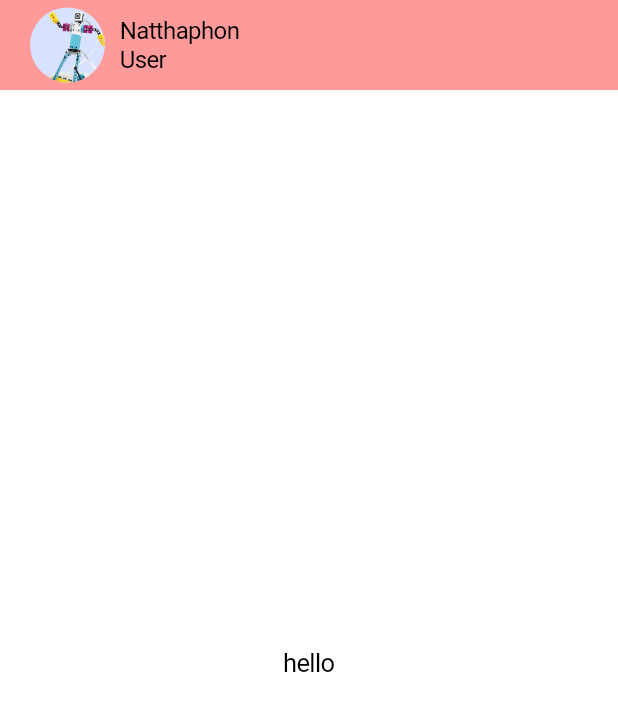
After one commit to natthaphonsitthibut/botbuilder, a Flutter app: the MainLayout screen opened directly, on a phone screen of 412 x 824 dp. The commit adds this screen. Shown: the top 711 px of the screen. Run offline on Flutter 3.47's test engine with Material 3 defaults, Android fonts, the phone set to English and light mode, and no system bars.

Commit message:
add main_layout

```diff
--- /dev/null
+++ b/lib/layouts/main_layout.dart
@@ -0,0 +1,44 @@
+import 'package:flutter/cupertino.dart';
+import 'package:flutter/material.dart';
+
+class MainLayout extends StatelessWidget {
+  final Widget child;
+  const MainLayout({super.key, required this.child});
+
+  TextStyle get barText => const TextStyle(fontSize: 16, color: Colors.black);
+
+  @override
+  Widget build(BuildContext context) {
+    return CupertinoPageScaffold(
+      child: SafeArea(
+        child: Column(
+          children: [
+            Container(
+              height: 60,
+              color: Color(0xFFFF9A9A),
+              child: Row(
+                children: [
+                  Padding(padding: EdgeInsets.only(left: 20)),
+                  CircleAvatar(
+                    radius: 25,
+                    backgroundImage: AssetImage("assets/images/legospike.png"),
+                  ),
+                  const SizedBox(width: 10),
+                  Column(
+                    mainAxisAlignment: MainAxisAlignment.center,
+                    crossAxisAlignment: CrossAxisAlignment.start,
+                    children: [
+                      Text("Natthaphon", style: barText),
+                      Text("User", style: barText),
+                    ],
+                  ),
+                ],
+              ),
+            ),
+            Expanded(child: child),
+          ],
+        ),
+      ),
+    );
+  }
+}
--- a/lib/main.dart
+++ b/lib/main.dart
@@ -1,4 +1,4 @@
-import 'package:botbuilder/screen/login_page.dart';
+import 'package:botbuilder/pages/login_page.dart';
 import 'package:flutter/cupertino.dart';
 
 void main() {
--- /dev/null
+++ b/lib/pages/home_page.dart
@@ -0,0 +1,10 @@
+import 'package:flutter/cupertino.dart';
+
+class HomePage extends StatelessWidget {
+  const HomePage({super.key});
+
+  @override
+  Widget build(BuildContext context) {
+    return Center(child: Text("hello"));
+  }
+}
--- a/lib/screen/login_page.dart
+++ b/lib/pages/login_page.dart
@@ -1,3 +1,5 @@
+import 'package:botbuilder/layouts/main_layout.dart';
+import 'package:botbuilder/pages/home_page.dart';
 import 'package:flutter/cupertino.dart';
 import 'package:flutter/material.dart'; // ใช้สำหรับบางอย่างเช่น SnackBar (optional)
 
@@ -26,7 +28,14 @@ class _LoginPageState extends State<LoginPage> {
               actions: [
                 CupertinoDialogAction(
                   child: const Text('OK'),
-                  onPressed: () => Navigator.pop(context),
+                  onPressed:
+                      () => Navigator.pushReplacement(
+                        context,
+                        CupertinoPageRoute(
+                          builder:
+                              (context) => const MainLayout(child: HomePage()),
+                        ),
+                      ),
                 ),
               ],
             ),
```
